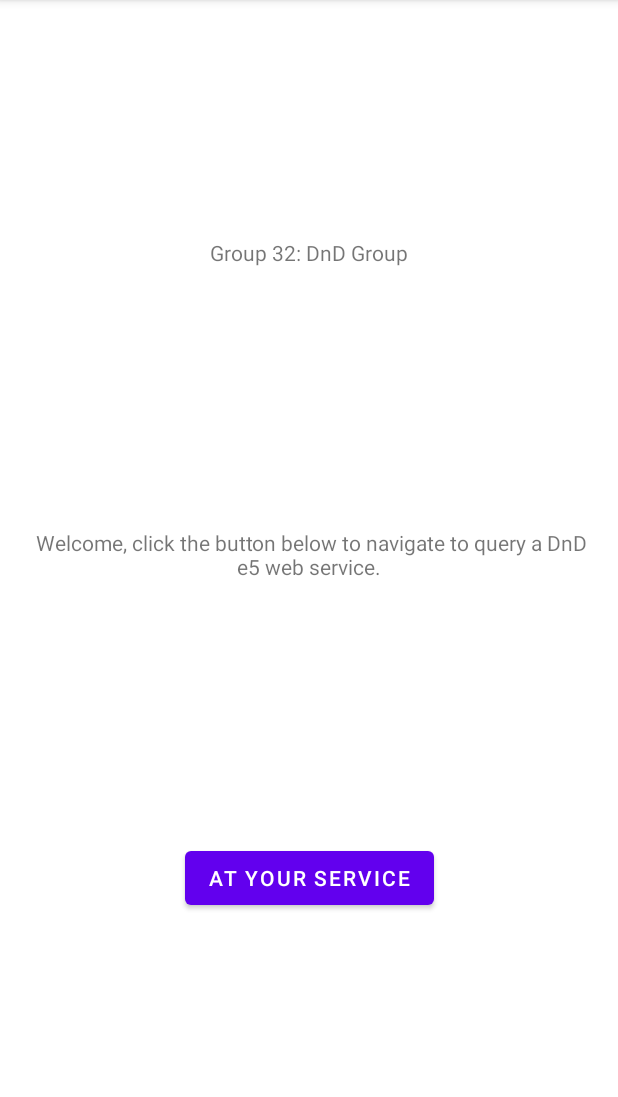
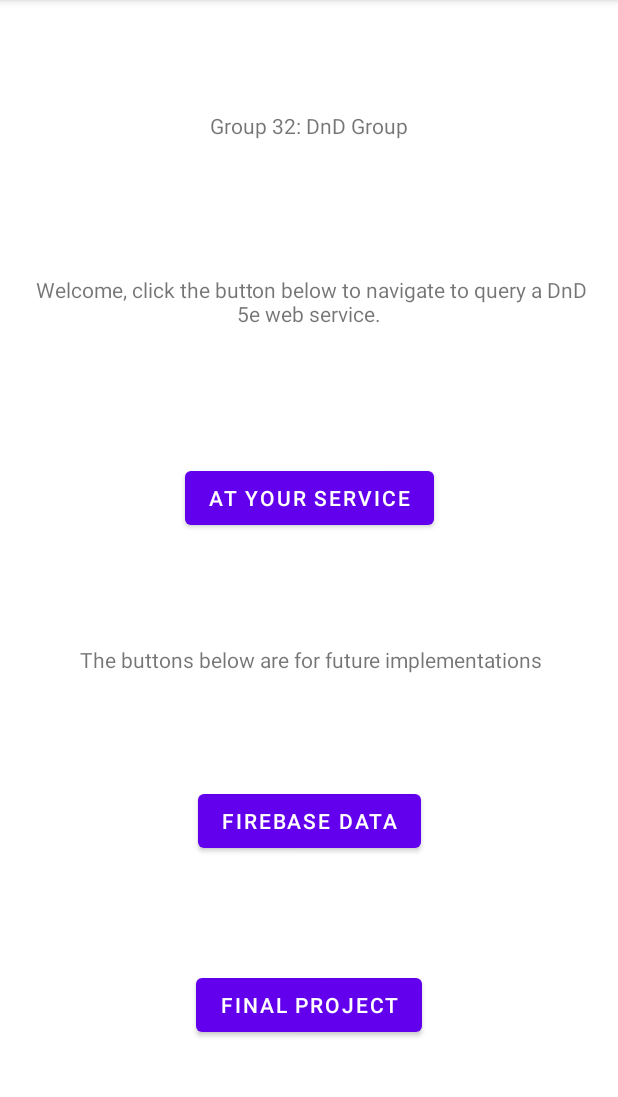
Before and after one commit to enguyen11/GroupWork, an Android app: the screen it shows after launch (MainActivity), on a phone screen of 412 x 824 dp, the part 84-1181 px from its top. Run offline under Robolectric (Android 15) with nearby library versions, the phone set to English and light mode, and no system bars.

Commit message:
feat: Added buttons for future implementations

```diff
--- a/app/src/main/res/layout/activity_main.xml
+++ b/app/src/main/res/layout/activity_main.xml
@@ -25,7 +25,7 @@
         android:layout_height="wrap_content"
         android:focusable="true"
         android:text="@string/string_at_your_service"
-        app:layout_constraintBottom_toBottomOf="parent"
+        app:layout_constraintBottom_toTopOf="@id/text_future_implements"
         app:layout_constraintEnd_toEndOf="parent"
         app:layout_constraintHorizontal_bias="0.5"
         app:layout_constraintStart_toStartOf="parent"
@@ -43,4 +43,37 @@
         app:layout_constraintStart_toStartOf="parent"
         app:layout_constraintTop_toTopOf="parent" />
 
+    <Button
+        android:id="@+id/button_firebase"
+        android:layout_width="wrap_content"
+        android:layout_height="wrap_content"
+        android:text="@string/string_firebase"
+        app:layout_constraintBottom_toTopOf="@id/button_final"
+        app:layout_constraintEnd_toEndOf="parent"
+        app:layout_constraintHorizontal_bias="0.5"
+        app:layout_constraintStart_toStartOf="parent"
+        app:layout_constraintTop_toBottomOf="@id/text_future_implements" />
+
+    <Button
+        android:id="@+id/button_final"
+        android:layout_width="wrap_content"
+        android:layout_height="wrap_content"
+        android:text="@string/string_final_project"
+        app:layout_constraintBottom_toBottomOf="parent"
+        app:layout_constraintEnd_toEndOf="parent"
+        app:layout_constraintHorizontal_bias="0.5"
+        app:layout_constraintStart_toStartOf="parent"
+        app:layout_constraintTop_toBottomOf="@id/button_firebase" />
+
+    <TextView
+        android:id="@+id/text_future_implements"
+        android:layout_width="wrap_content"
+        android:layout_height="wrap_content"
+        android:text="@string/string_future_implement"
+        app:layout_constraintBottom_toTopOf="@id/button_firebase"
+        app:layout_constraintEnd_toEndOf="parent"
+        app:layout_constraintHorizontal_bias="0.5"
+        app:layout_constraintStart_toStartOf="parent"
+        app:layout_constraintTop_toBottomOf="@id/button_search_activity" />
+
 </androidx.constraintlayout.widget.ConstraintLayout>
--- a/app/src/main/res/values/strings.xml
+++ b/app/src/main/res/values/strings.xml
@@ -1,7 +1,10 @@
 <resources>
     <string name="app_name">GroupWork</string>
-    <string name="string_main_activity_welcome">\ Welcome, click the button below to navigate to query a DnD e5 web service.</string>
+    <string name="string_main_activity_welcome">\ Welcome, click the button below to navigate to query a DnD 5e web service.</string>
     <string name="string_search">Search</string>
     <string name="string_group_name">Group 32: DnD Group</string>
     <string name="string_at_your_service">At Your Service</string>
+    <string name="string_firebase">Firebase Data</string>
+    <string name="string_final_project">Final Project</string>
+    <string name="string_future_implement">\ The buttons below are for future implementations</string>
 </resources>
```
